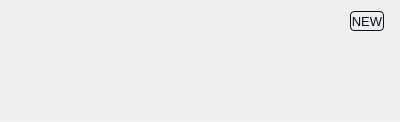
Above: src/MEGASync/gui/ui/AlertItem.ui from meganz/MEGAsync before the change. Below: the same form after it.
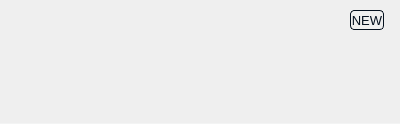
That is the form after the change. Icons and pictures are not drawn. Custom widgets are drawn as their Qt base class.

Diff of the .ui file:
```diff
--- a/src/MEGASync/gui/ui/AlertItem.ui
+++ b/src/MEGASync/gui/ui/AlertItem.ui
@@ -7,19 +7,19 @@
     <x>0</x>
     <y>0</y>
     <width>400</width>
-    <height>122</height>
+    <height>124</height>
    </rect>
   </property>
   <property name="minimumSize">
    <size>
     <width>350</width>
-    <height>122</height>
+    <height>124</height>
    </size>
   </property>
   <property name="maximumSize">
    <size>
     <width>400</width>
-    <height>122</height>
+    <height>124</height>
    </size>
   </property>
   <property name="windowTitle">
@@ -89,13 +89,13 @@
      <property name="minimumSize">
       <size>
        <width>400</width>
-       <height>121</height>
+       <height>123</height>
       </size>
      </property>
      <property name="maximumSize">
       <size>
        <width>400</width>
-       <height>121</height>
+       <height>123</height>
       </size>
      </property>
      <layout class="QVBoxLayout" name="verticalLayout_2">
@@ -130,7 +130,7 @@
           <number>0</number>
          </property>
          <property name="bottomMargin">
-          <number>0</number>
+          <number>2</number>
          </property>
          <item>
           <widget class="QWidget" name="wNotificationIcon" native="true">
```
